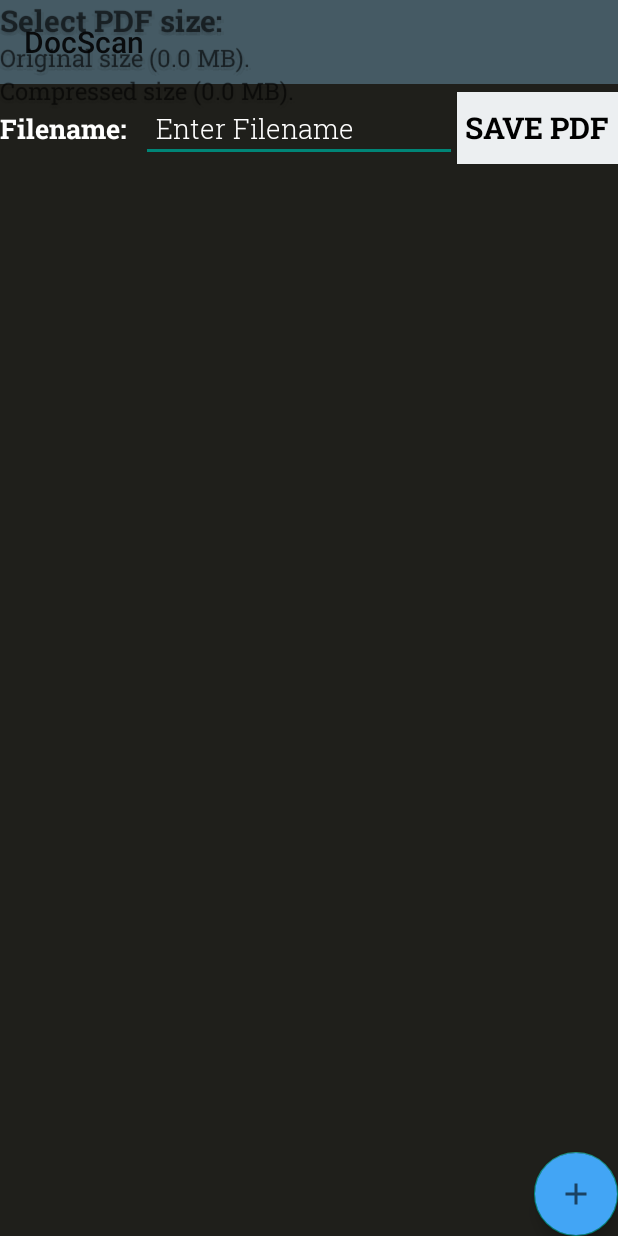
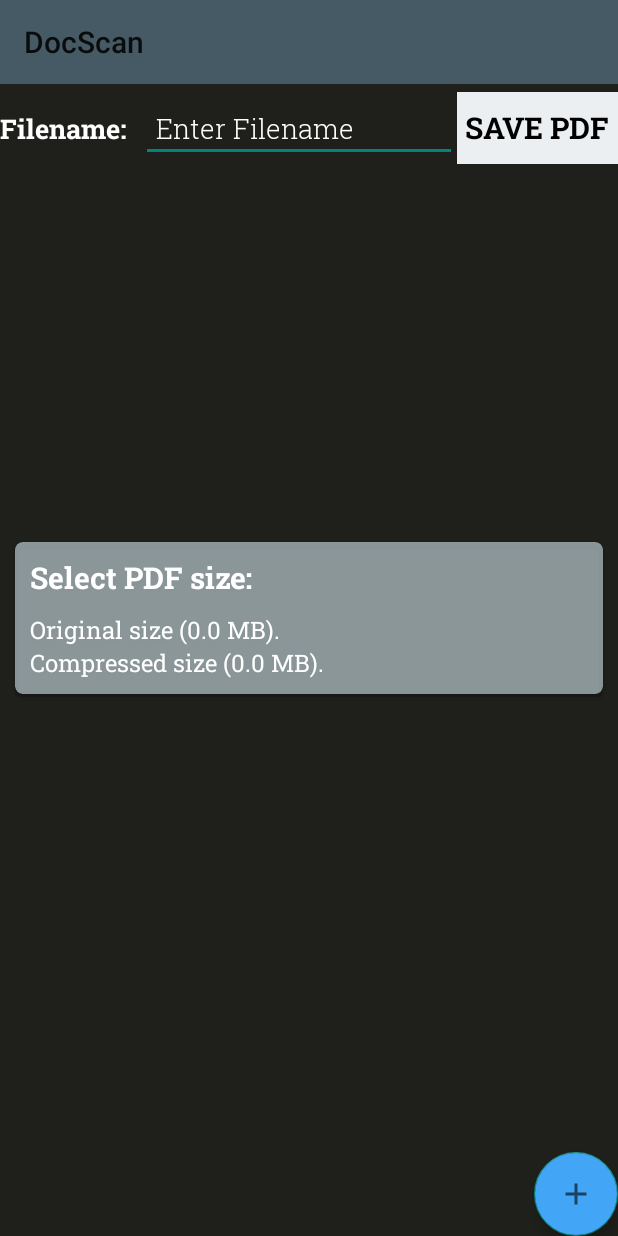
Before and after one commit to amovar18/DocScan, an Android app: the captured_image_display screen opened directly, with no data from a screen before it, after a tap on "SAVE PDF", on a phone screen of 412 x 824 dp. Run offline under Robolectric (Android 15) with nearby library versions, the phone set to English and light mode, and no system bars; our stand-ins replace RxJava.

Commit message:
15th commit -added fileSize selection

```diff
--- a/app/src/main/java/com/DocScan/PopupClass.java
+++ /dev/null
@@ -1,81 +0,0 @@
-package com.DocScan;
-
-import android.graphics.Bitmap;
-import android.graphics.BitmapFactory;
-import android.graphics.drawable.BitmapDrawable;
-import android.view.Gravity;
-import android.view.LayoutInflater;
-import android.view.View;
-import android.widget.Button;
-import android.widget.LinearLayout;
-import android.widget.PopupWindow;
-import android.widget.TextView;
-
-import java.io.File;
-
-public class PopupClass {
-    private  datastore ds=new datastore();
-
-    int value_to_be_returned=0;
-    public int showPopupWindow(final View view, double[] size) {
-
-        //Create a View object yourself through inflater
-        LayoutInflater inflater = (LayoutInflater) view.getContext().getSystemService(view.getContext().LAYOUT_INFLATER_SERVICE);
-        View popupView = inflater.inflate(R.layout.select_pdf_size, null);
-
-        //Specify the length and width through constants
-        int width = LinearLayout.LayoutParams.MATCH_PARENT;
-        int height = LinearLayout.LayoutParams.MATCH_PARENT;
-
-        //Make Inactive Items Outside Of PopupWindow
-        boolean focusable = true;
-
-        //Create a window with our parameters
-        final PopupWindow popupWindow = new PopupWindow(popupView, width, height, focusable);
-
-        //Set the location of the window on the screen
-        popupWindow.showAtLocation(view, Gravity.CENTER, 0, 0);
-
-        //Initialize the elements of our window, install the handler
-
-        TextView size_original = popupView.findViewById(R.id.original_size);
-        TextView size_reduced = popupView.findViewById(R.id.reduced_size);
-        String original = "Original size ("+size[0]+" MB).";
-        String reduced = "Compressed size ("+size[1]+" MB).";
-        size_original.setText(original);
-        size_reduced.setText(reduced);
-        size_original.setOnClickListener(new View.OnClickListener() {
-            @Override
-            public void onClick(View view) {
-                value_to_be_returned=1;
-            }
-        });
-        size_reduced.setOnClickListener(new View.OnClickListener() {
-            @Override
-            public void onClick(View view) {
-                value_to_be_returned=2;
-            }
-        });
-        return value_to_be_returned;
-        //Handler for clicking on the inactive zone of the window
-    }
-    public double[] get_size_file(){
-        double original_pdf_size=0.0,reduced_pdf_size=0.0;
-        int init_size=0,original_size=0;
-        for(int i=0;i<ds.getSize();i++) {
-            Bitmap bitmap = BitmapFactory.decodeFile(new File(ds.getImage_path() + "/" + ds.getFilename(i)).toString());
-            bitmap.reconfigure(bitmap.getWidth(),bitmap.getHeight(), Bitmap.Config.RGB_565);
-            original_size=original_size+bitmap.getAllocationByteCount();
-            bitmap.reconfigure(bitmap.getWidth(),bitmap.getHeight(), Bitmap.Config.ARGB_8888);
-            init_size=init_size+bitmap.getAllocationByteCount();
-            bitmap.recycle();
-        }
-        original_pdf_size=original_size/(1024*1024);
-        reduced_pdf_size=reduced_pdf_size/(1024*1024);
-        double[] sizes=new double[2];
-        sizes[0]=original_pdf_size;
-        sizes[1]=reduced_pdf_size;
-        return sizes;
-    }
-
-}
--- a/app/src/main/java/com/DocScan/captured_image_adapter.java
+++ b/app/src/main/java/com/DocScan/captured_image_adapter.java
@@ -1,12 +1,9 @@
 package com.DocScan;
 
-import android.app.Activity;
 import android.content.Context;
 import android.content.Intent;
 import android.graphics.Bitmap;
 import android.graphics.BitmapFactory;
-import android.hardware.display.DisplayManager;
-import android.util.DisplayMetrics;
 import android.view.LayoutInflater;
 import android.view.View;
 import android.view.View.OnClickListener;
--- a/app/src/main/java/com/DocScan/captured_image_display.java
+++ b/app/src/main/java/com/DocScan/captured_image_display.java
@@ -1,11 +1,4 @@
 package com.DocScan;
-
-import androidx.annotation.NonNull;
-import androidx.appcompat.app.AlertDialog;
-import androidx.appcompat.app.AppCompatActivity;
-import androidx.recyclerview.widget.GridLayoutManager;
-import androidx.recyclerview.widget.ItemTouchHelper;
-import androidx.recyclerview.widget.RecyclerView;
 
 import android.content.DialogInterface;
 import android.content.Intent;
@@ -17,32 +10,40 @@ import android.graphics.Paint;
 import android.graphics.pdf.PdfDocument;
 import android.os.Bundle;
 import android.os.Environment;
+import android.view.Gravity;
+import android.view.LayoutInflater;
 import android.view.View;
 import android.view.WindowManager;
 import android.widget.Button;
 import android.widget.EditText;
+import android.widget.LinearLayout;
 import android.widget.PopupWindow;
 import android.widget.ProgressBar;
-import android.widget.Toast;
+import android.widget.TextView;
 
+import androidx.annotation.NonNull;
+import androidx.appcompat.app.AlertDialog;
+import androidx.appcompat.app.AppCompatActivity;
 import androidx.appcompat.widget.Toolbar;
+import androidx.recyclerview.widget.GridLayoutManager;
+import androidx.recyclerview.widget.ItemTouchHelper;
+import androidx.recyclerview.widget.RecyclerView;
 
-import com.DocScan.helpers.ScannerConstants;
 import com.google.android.material.floatingactionbutton.FloatingActionButton;
+
+import java.io.ByteArrayOutputStream;
 import java.io.File;
 import java.io.FileOutputStream;
 import java.io.IOException;
+import java.io.OutputStream;
 import java.util.ArrayList;
 import java.util.Collections;
 
-import io.reactivex.Observable;
-import io.reactivex.android.schedulers.AndroidSchedulers;
 import io.reactivex.disposables.CompositeDisposable;
-import io.reactivex.schedulers.Schedulers;
 
 public class captured_image_display extends AppCompatActivity {
     private FloatingActionButton floatingActionButton;
-    private PopupClass popupClass=new PopupClass();
+    BitmapFactory.Options options=new BitmapFactory.Options();
     private datastore ds=new datastore();
     private RecyclerView recyclerView;
     private Toolbar toolbar;
@@ -104,25 +105,43 @@ public class captured_image_display extends AppCompatActivity {
     private View.OnClickListener save_pdf=new View.OnClickListener() {
         @Override
         public void onClick(View view) {
-            disposable.add(
-                    Observable.fromCallable(() -> {
-                        file_sizes=popupClass.get_size_file();
-                        return  false;
-                    })
-                            .subscribeOn(Schedulers.io())
-                            .observeOn(AndroidSchedulers.mainThread())
-                            .subscribe((result) -> {
-                                int config=popupClass.showPopupWindow(view,file_sizes);
-                                if(config==1){
-                                    save_to_pdf(Bitmap.Config.ARGB_8888);
-                                }else if(config==2){
-                                    save_to_pdf(Bitmap.Config.RGB_565);
-                                }else{
-                                    Toast.makeText(captured_image_display.this, "Please select size of PDF:", Toast.LENGTH_SHORT).show();
-                                }
-                            })
-            );
+            double[] size=get_size_file();
+            LayoutInflater inflater = (LayoutInflater) view.getContext().getSystemService(view.getContext().LAYOUT_INFLATER_SERVICE);
+            View popupView = inflater.inflate(R.layout.select_pdf_size, null);
 
+            //Specify the length and width through constants
+            int width = LinearLayout.LayoutParams.MATCH_PARENT;
+            int height = LinearLayout.LayoutParams.MATCH_PARENT;
+
+            //Make Inactive Items Outside Of PopupWindow
+            boolean focusable = true;
+
+            //Create a window with our parameters
+            final PopupWindow popupWindow = new PopupWindow(popupView, width, height, focusable);
+
+            //Set the location of the window on the screen
+            popupWindow.showAtLocation(view, Gravity.CENTER, 0, 0);
+
+            //Initialize the elements of our window, install the handler
+
+            TextView size_original = popupView.findViewById(R.id.original_size);
+            TextView size_reduced = popupView.findViewById(R.id.reduced_size);
+            String original = "Original size ("+size[0]+" MB).";
+            String reduced = "Compressed size ("+size[1]+" MB).";
+            size_original.setText(original);
+            size_reduced.setText(reduced);
+            size_original.setOnClickListener(new View.OnClickListener() {
+                @Override
+                public void onClick(View view) {
+                    save_to_pdf(100);
+                }
+            });
+            size_reduced.setOnClickListener(new View.OnClickListener() {
+                @Override
+                public void onClick(View view) {
+                    save_to_pdf(50);
+                }
+            });
         }
     };
 
@@ -132,7 +151,7 @@ public class captured_image_display extends AppCompatActivity {
         floatingActionButton.bringToFront();
         adapter.notifyDataSetChanged();
     }
-    public void save_to_pdf(Bitmap.Config config) {
+    public void save_to_pdf(int compressionRatio) {
         if(filename.getText().toString().isEmpty()){
             filename.setError("Enter PDF NAME!!!");
         }else if(ds.getSize()<=0){
@@ -147,6 +166,7 @@ public class captured_image_display extends AppCompatActivity {
             });
             builder.show();
         }else{
+            options.inMutable=true;
             progressBar.setVisibility(View.VISIBLE);
             getWindow().setFlags(WindowManager.LayoutParams.FLAG_NOT_TOUCHABLE, WindowManager.LayoutParams.FLAG_NOT_TOUCHABLE);
             String to_be_processed_filename=filename.getText().toString();
@@ -154,12 +174,14 @@ public class captured_image_display extends AppCompatActivity {
             final_filename=final_filename+".pdf";
             PdfDocument.PageInfo pageInfo;
             PdfDocument document = new PdfDocument();
+            ByteArrayOutputStream byteArrayOutputStream;
+            Bitmap final_bitmap;
             for(int i=0;i<ds.getSize();i++){
-                Bitmap bitmap= BitmapFactory.decodeFile(new File(ds.getImage_path()+"/"+ds.getFilename(i)).toString());
-                bitmap.reconfigure(bitmap.getWidth(),bitmap.getHeight(),config);
+                byteArrayOutputStream=new ByteArrayOutputStream();
+                Bitmap bitmap= BitmapFactory.decodeFile(new File(ds.getImage_path()+"/"+ds.getFilename(i)).toString(),options);
+                bitmap.compress(Bitmap.CompressFormat.JPEG,compressionRatio,byteArrayOutputStream);
                 pageInfo=new PdfDocument.PageInfo.Builder(bitmap.getWidth(),bitmap.getHeight(),(i+1)).create();
                 PdfDocument.Page page = document.startPage(pageInfo);
-
                 Canvas canvas = page.getCanvas();
 
                 Paint paint = new Paint();
@@ -167,9 +189,12 @@ public class captured_image_display extends AppCompatActivity {
                 canvas.drawPaint(paint);
 
                 paint.setColor(Color.BLUE);
-                canvas.drawBitmap(bitmap, 0, 0 , null);
+                final_bitmap=BitmapFactory.decodeByteArray(byteArrayOutputStream.toByteArray(),0,byteArrayOutputStream.toByteArray().length);
+                canvas.drawBitmap(final_bitmap, 0, 0 , null);
 
                 document.finishPage(page);
+                final_bitmap.recycle();
+
             }
             try {
                 document.writeTo(new FileOutputStream(Environment.getExternalStorageDirectory()+"/DocScan/"+final_filename));
@@ -190,7 +215,27 @@ public class captured_image_display extends AppCompatActivity {
             getWindow().clearFlags(WindowManager.LayoutParams.FLAG_NOT_TOUCHABLE);
             ds.clear_all_data();
             startActivity(intent);
+            disposable.dispose();
             finish();
         }
     }
+    public double[] get_size_file(){
+        options.inMutable=true;
+        double original_pdf_size=0.0,reduced_pdf_size=0.0;
+        int reduced_size=0,original_size=0;
+        for(int i=0;i<ds.getSize();i++) {
+            Bitmap bitmap = BitmapFactory.decodeFile(new File(ds.getImage_path() + "/" + ds.getFilename(i)).toString(),options);
+            bitmap.reconfigure(bitmap.getWidth(),bitmap.getHeight(), Bitmap.Config.ARGB_8888);
+            original_size=original_size+bitmap.getAllocationByteCount();
+            bitmap.reconfigure(bitmap.getWidth(),bitmap.getHeight(), Bitmap.Config.RGB_565);
+            reduced_size=reduced_size+bitmap.getAllocationByteCount();
+            bitmap.recycle();
+        }
+        original_pdf_size=original_size/(1024*1024);
+        reduced_pdf_size=reduced_size/(1024*1024*2);
+        double[] sizes=new double[2];
+        sizes[0]=original_pdf_size;
+        sizes[1]=reduced_pdf_size;
+        return sizes;
+    }
 }
--- a/app/src/main/res/layout/select_pdf_size.xml
+++ b/app/src/main/res/layout/select_pdf_size.xml
@@ -1,25 +1,45 @@
 <?xml version="1.0" encoding="utf-8"?>
+<LinearLayout xmlns:android="http://schemas.android.com/apk/res/android"
+    android:layout_width="wrap_content"
+    android:layout_height="wrap_content"
+    xmlns:app="http://schemas.android.com/apk/res-auto"
+    android:paddingLeft="10dp"
+    android:paddingRight="10dp"
+    android:gravity="center"
+    android:orientation="vertical">
+
+    <androidx.cardview.widget.CardView
+        app:cardBackgroundColor="@color/polygonViewCircleBackground"
+        android:layout_width="match_parent"
+        android:layout_height="wrap_content"
+        app:cardCornerRadius="5dp">
         <LinearLayout
-    xmlns:android="http://schemas.android.com/apk/res/android"
+            android:padding="10dp"
             android:layout_width="match_parent"
             android:layout_height="match_parent"
             android:orientation="vertical">
             <TextView
+                android:layout_marginBottom="10dp"
+                android:textColor="@color/textcolor"
                 android:textSize="20sp"
                 android:layout_width="wrap_content"
                 android:layout_height="wrap_content"
                 android:fontFamily="@font/roboto_slab_bold"
                 android:text="@string/select_pdf_size"/>
             <TextView
+                android:textColor="@color/textcolor"
                 android:textSize="16sp"
                 android:fontFamily="@font/roboto_slab"
                 android:layout_width="wrap_content"
                 android:layout_height="wrap_content"
                 android:id="@+id/original_size"/>
             <TextView
+                android:textColor="@color/textcolor"
                 android:textSize="16sp"
                 android:fontFamily="@font/roboto_slab"
                 android:layout_width="wrap_content"
                 android:layout_height="wrap_content"
                 android:id="@+id/reduced_size"/>
         </LinearLayout>
+    </androidx.cardview.widget.CardView>
+</LinearLayout>
```
Also changed, not shown: app/src/main/java/com/DocScan/file_detail_adapter.java (+10 -14 lines). Lines whose indentation alone changed are shown as unchanged.
